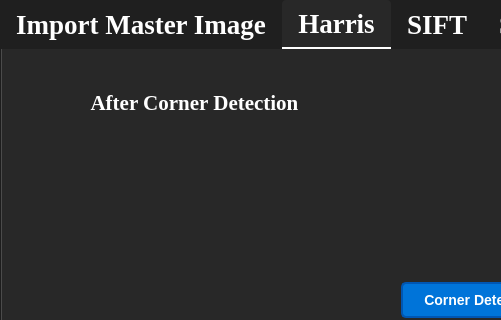
First picture: the form in MainWindow.ui, repository fadymohsen/VisionWithHarrisSIFT, before the edit; both pictures show x 0 to 501 and y 0 to 320 of the 962 by 685 pixel window.
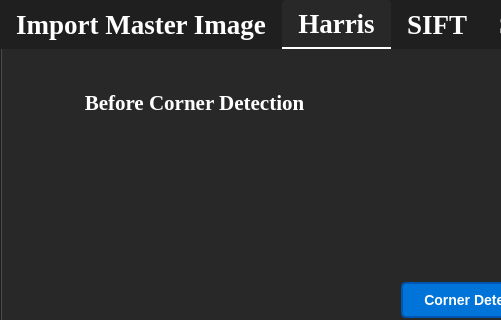
Second picture: the form after the edit. The open tabs and pages were chosen to show the change. Custom widgets are drawn as their Qt base class.

Commit message: Edited the After word UI mistake and Commented the error

Diff of the .ui file:
```diff
--- a/MainWindow.ui
+++ b/MainWindow.ui
@@ -908,7 +908,7 @@
                </font>
               </property>
               <property name="text">
-               <string>After Corner Detection</string>
+               <string>Before Corner Detection</string>
               </property>
               <property name="alignment">
                <set>Qt::AlignCenter</set>
```
Left out of the diff: 4 changed lines with no effect on the pictures. The commit also changes 3 other files.
